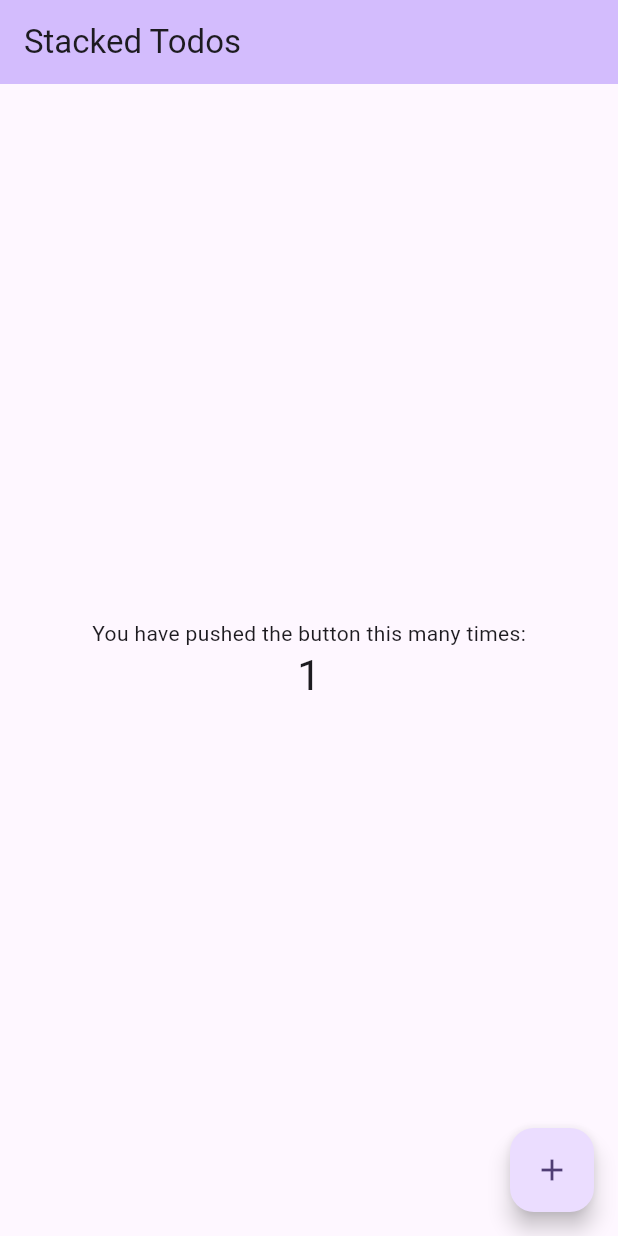
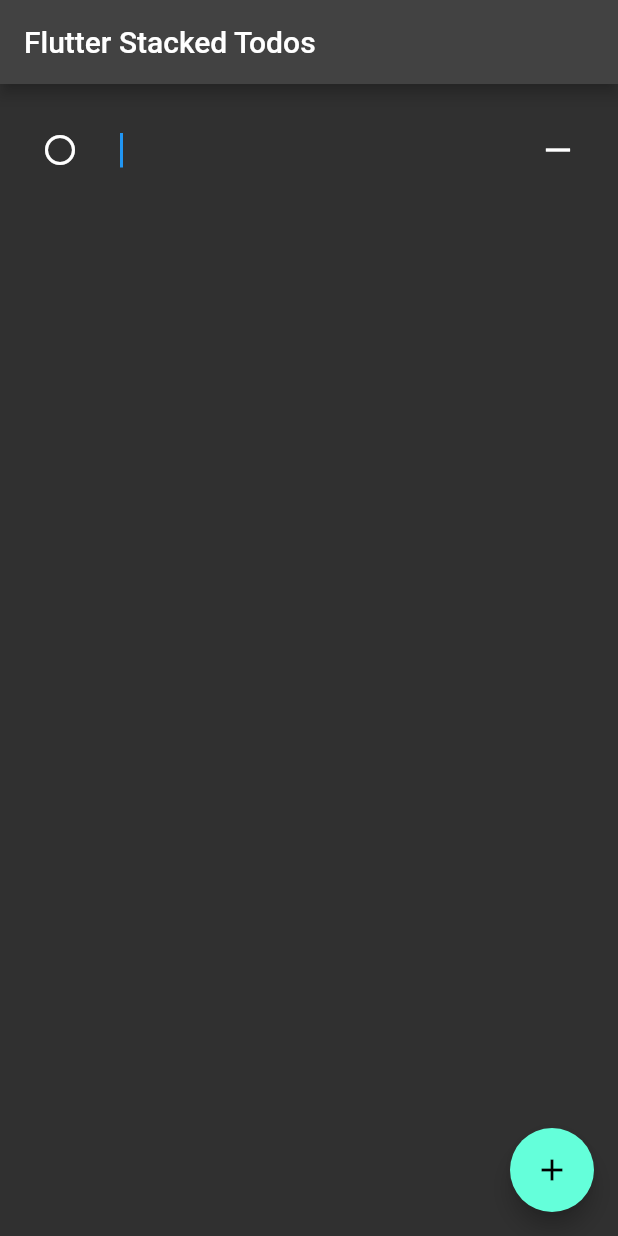
Before and after one commit to jimmy-kyalo/todo_appstate, a Flutter app: the screen it shows after launch, after a tap on the "add" icon, on a phone screen of 412 x 824 dp. Run offline on Flutter 3.47's test engine with Material 2 defaults, Android fonts, the phone set to English and light mode, and no system bars; our stand-ins replace get_it, hive_flutter, stacked; accounts and stored records are empty.

Commit message:
view model

```diff
--- /dev/null
+++ b/lib/app/locator.dart
@@ -0,0 +1,9 @@
+import 'package:get_it/get_it.dart';
+
+import '../services/todos.service.dart';
+
+final locator = GetIt.instance;
+
+setupLocator() {
+  locator.registerLazySingleton(() => TodosService());
+}
--- a/lib/main.dart
+++ b/lib/main.dart
@@ -1,70 +1,31 @@
 import 'package:flutter/material.dart';
+import 'package:hive_flutter/hive_flutter.dart';
 
-void main() {
+import 'app/locator.dart';
+import 'models/todo.adapter.dart';
+import 'ui/todos_screen/todos_screen_view.dart';
+
+void main() async {
+  WidgetsFlutterBinding.ensureInitialized();
+
+  await Hive.initFlutter();
+  Hive.registerAdapter(TodoAdapter());
+  await Hive.openBox('todos');
+
+  setupLocator();
+
   runApp(const MyApp());
 }
 
 class MyApp extends StatelessWidget {
-  const MyApp({super.key});
+  const MyApp({Key? key}) : super(key: key);
 
-  // This widget is the root of your application.
   @override
   Widget build(BuildContext context) {
     return MaterialApp(
-      title: 'Flutter Demo',
-      theme: ThemeData(
-        colorScheme: ColorScheme.fromSeed(seedColor: Colors.deepPurple),
-        useMaterial3: true,
-      ),
-      home: const MyHomePage(title: 'Stacked Todos'),
+      home: const TodosScreenView(),
+      theme: ThemeData.dark(),
+      title: 'Flutter Stacked Todos',
     );
   }
 }
-
-class MyHomePage extends StatefulWidget {
-  const MyHomePage({super.key, required this.title});
-
-  final String title;
-
-  @override
-  State<MyHomePage> createState() => _MyHomePageState();
-}
-
-class _MyHomePageState extends State<MyHomePage> {
-  int _counter = 0;
-
-  void _incrementCounter() {
-    setState(() {
-      _counter++;
-    });
-  }
-
-  @override
-  Widget build(BuildContext context) {
-    return Scaffold(
-      appBar: AppBar(
-        backgroundColor: Theme.of(context).colorScheme.inversePrimary,
-        title: Text(widget.title),
-      ),
-      body: Center(
-        child: Column(
-          mainAxisAlignment: MainAxisAlignment.center,
-          children: <Widget>[
-            const Text(
-              'You have pushed the button this many times:',
-            ),
-            Text(
-              '$_counter',
-              style: Theme.of(context).textTheme.headlineMedium,
-            ),
-          ],
-        ),
-      ),
-      floatingActionButton: FloatingActionButton(
-        onPressed: _incrementCounter,
-        tooltip: 'Increment',
-        child: const Icon(Icons.add),
-      ), // This trailing comma makes auto-formatting nicer for build methods.
-    );
-  }
-}
--- a/lib/services/todos.service.dart
+++ b/lib/services/todos.service.dart
@@ -27,7 +27,8 @@ class TodosService with ReactiveServiceMixin {
   void _saveToHive() => Hive.box('todos').put('todos', _todos.value);
 
   void newTodo() {
-    _todos.value.insert(0, Todo(id: _randomId()));
+    // _todos.value.insert(0, Todo(id: _randomId()));
+    _todos.value.add(Todo(id: _randomId()));
     _saveToHive();
     notifyListeners();
   }
--- /dev/null
+++ b/lib/ui/todos_screen/todos_screen_view.dart
@@ -0,0 +1,65 @@
+import 'package:flutter/material.dart';
+import 'package:stacked/stacked.dart';
+
+import 'todos_screen_viewmodel.dart';
+
+class TodosScreenView extends StatelessWidget {
+  const TodosScreenView({Key? key}) : super(key: key);
+
+  @override
+  Widget build(BuildContext context) {
+    return ViewModelBuilder<TodosScreenViewModel>.reactive(
+      viewModelBuilder: () => TodosScreenViewModel(),
+      builder: (context, model, _) => Scaffold(
+        appBar: AppBar(title: const Text('Flutter Stacked Todos')),
+        body: ListView(
+          padding: const EdgeInsets.symmetric(vertical: 16),
+          children: [
+            if (model.todos.isEmpty)
+              const Opacity(
+                opacity: 0.5,
+                child: Column(
+                  children: [
+                    SizedBox(height: 64),
+                    Icon(Icons.emoji_food_beverage_outlined, size: 48),
+                    SizedBox(height: 16),
+                    Text('No todos yet. Click + to add a new one.'),
+                  ],
+                ),
+              ),
+            ...model.todos.map((todo) {
+              return ListTile(
+                leading: IconButton(
+                  icon: Icon(
+                    todo.completed ? Icons.task_alt : Icons.circle_outlined,
+                  ),
+                  onPressed: () => model.toggleStatus(todo.id),
+                ),
+                title: TextField(
+                  controller: TextEditingController(text: todo.content),
+                  decoration: null,
+                  focusNode: model.getFocusNode(todo.id),
+                  maxLines: null,
+                  onChanged: (text) => model.updateTodoContent(todo.id, text),
+                  style: TextStyle(
+                    fontSize: 20,
+                    decoration:
+                        todo.completed ? TextDecoration.lineThrough : null,
+                  ),
+                ),
+                trailing: IconButton(
+                  icon: const Icon(Icons.horizontal_rule),
+                  onPressed: () => model.removeTodo(todo.id),
+                ),
+              );
+            }),
+          ],
+        ),
+        floatingActionButton: FloatingActionButton(
+          onPressed: model.newTodo,
+          child: const Icon(Icons.add),
+        ),
+      ),
+    );
+  }
+}
--- /dev/null
+++ b/lib/ui/todos_screen/todos_screen_viewmodel.dart
@@ -0,0 +1,31 @@
+// ignore_for_file: deprecated_member_use
+
+import 'package:flutter/material.dart';
+import 'package:stacked/stacked.dart';
+
+import '../../app/locator.dart';
+import '../../models/todo.dart';
+import '../../services/todos.service.dart';
+
+class TodosScreenViewModel extends ReactiveViewModel {
+  final _firstTodoFocusNode = FocusNode();
+  final _todosService = locator<TodosService>();
+  late final toggleStatus = _todosService.toggleStatus;
+  late final removeTodo = _todosService.removeTodo;
+  late final updateTodoContent = _todosService.updateTodoContent;
+
+  List<Todo> get todos => _todosService.todos;
+
+  void newTodo() {
+    _todosService.newTodo();
+    _firstTodoFocusNode.requestFocus();
+  }
+
+  FocusNode? getFocusNode(String id) {
+    final index = todos.indexWhere((todo) => todo.id == id);
+    return index == 0 ? _firstTodoFocusNode : null;
+  }
+
+  @override
+  List<ReactiveServiceMixin> get reactiveServices => [_todosService];
+}
```
Also changed, not shown: 1 other file.
